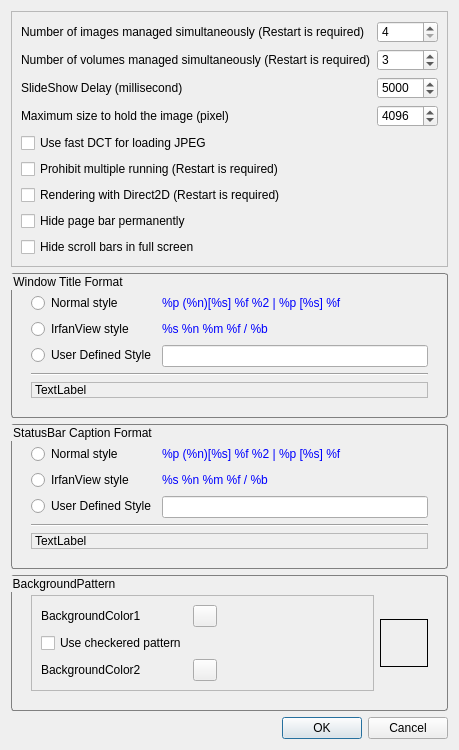
Above: QuickViewer/src/optionsdialog.ui from kanryu/quickviewer before the change. Below: the same form after it.
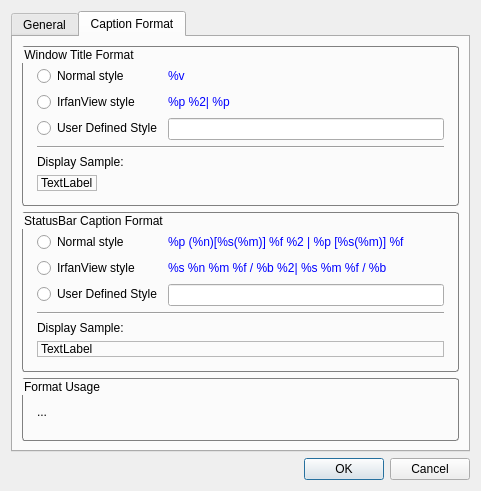
That is the form after the change.

Commit message:
support for changing text format, abolish a menu, 2 bugfixed
- support for changing text format  of title bar and status bar
- abolish 'Show full path of volume'
- bugfixed: There were cases where redrawing was not performed normally when the image was reduced or rotated
- bugfixed: Rotating the image by resizing by the CPU caused the wrong aspect ratio

Diff of the .ui file:
```diff
--- a/QuickViewer/src/optionsdialog.ui
+++ b/QuickViewer/src/optionsdialog.ui
@@ -6,8 +6,8 @@
    <rect>
     <x>0</x>
     <y>0</y>
-    <width>443</width>
-    <height>685</height>
+    <width>478</width>
+    <height>487</height>
    </rect>
   </property>
   <property name="windowTitle">
@@ -17,14 +17,24 @@
    <string notr="true">QGroupBox {
   border: 1px solid gray;
   border-radius: 3px;
-  padding: 10px;
+  padding: 10px 5px 5px 5px;
 }
 </string>
   </property>
   <property name="modal">
    <bool>true</bool>
   </property>
-  <layout class="QVBoxLayout" name="verticalLayout">
+  <layout class="QVBoxLayout" name="verticalLayout_4">
+   <item>
+    <widget class="QTabWidget" name="tabWidget">
+     <property name="currentIndex">
+      <number>1</number>
+     </property>
+     <widget class="QWidget" name="general">
+      <attribute name="title">
+       <string>General</string>
+      </attribute>
+      <layout class="QVBoxLayout" name="verticalLayout_3">
    <item>
     <widget class="QFrame" name="frame">
      <property name="sizePolicy">
@@ -201,11 +211,138 @@
     </widget>
    </item>
    <item>
+        <widget class="QGroupBox" name="groupBox">
+         <property name="sizePolicy">
+          <sizepolicy hsizetype="Preferred" vsizetype="Fixed">
+           <horstretch>0</horstretch>
+           <verstretch>0</verstretch>
+          </sizepolicy>
+         </property>
+         <property name="title">
+          <string extracomment="Title of frame to change background color or pattern">BackgroundPattern</string>
+         </property>
+         <layout class="QHBoxLayout" name="horizontalLayout">
+          <item>
+           <widget class="QFrame" name="frame_2">
+            <property name="frameShape">
+             <enum>QFrame::StyledPanel</enum>
+            </property>
+            <property name="frameShadow">
+             <enum>QFrame::Raised</enum>
+            </property>
+            <layout class="QFormLayout" name="formLayout">
+             <item row="0" column="0">
+              <widget class="QLabel" name="label_3">
+               <property name="sizePolicy">
+                <sizepolicy hsizetype="MinimumExpanding" vsizetype="Preferred">
+                 <horstretch>0</horstretch>
+                 <verstretch>0</verstretch>
+                </sizepolicy>
+               </property>
+               <property name="text">
+                <string>BackgroundColor1</string>
+               </property>
+              </widget>
+             </item>
+             <item row="0" column="1">
+              <widget class="QPushButton" name="btnColorSelect">
+               <property name="maximumSize">
+                <size>
+                 <width>24</width>
+                 <height>24</height>
+                </size>
+               </property>
+               <property name="text">
+                <string notr="true"/>
+               </property>
+               <property name="iconSize">
+                <size>
+                 <width>16</width>
+                 <height>16</height>
+                </size>
+               </property>
+              </widget>
+             </item>
+             <item row="1" column="0">
+              <widget class="QCheckBox" name="checkBoxCheckeredPattern">
+               <property name="text">
+                <string extracomment="Function to make the background of the application a pattern of chessboard">Use checkered pattern</string>
+               </property>
+              </widget>
+             </item>
+             <item row="2" column="0">
+              <widget class="QLabel" name="labelColor2">
+               <property name="text">
+                <string>BackgroundColor2</string>
+               </property>
+              </widget>
+             </item>
+             <item row="2" column="1">
+              <widget class="QPushButton" name="btnColorSelect2">
+               <property name="maximumSize">
+                <size>
+                 <width>24</width>
+                 <height>24</height>
+                </size>
+               </property>
+               <property name="text">
+                <string notr="true"/>
+               </property>
+               <property name="iconSize">
+                <size>
+                 <width>16</width>
+                 <height>16</height>
+                </size>
+               </property>
+              </widget>
+             </item>
+            </layout>
+           </widget>
+          </item>
+          <item>
+           <widget class="QLabel" name="labelBgSample">
+            <property name="minimumSize">
+             <size>
+              <width>48</width>
+              <height>48</height>
+             </size>
+            </property>
+            <property name="maximumSize">
+             <size>
+              <width>48</width>
+              <height>48</height>
+             </size>
+            </property>
+            <property name="frameShape">
+             <enum>QFrame::Box</enum>
+            </property>
+            <property name="text">
+             <string notr="true"/>
+            </property>
+           </widget>
+          </item>
+         </layout>
+        </widget>
+       </item>
+      </layout>
+     </widget>
+     <widget class="QWidget" name="CaptionFormat">
+      <attribute name="title">
+       <string>Caption Format</string>
+      </attribute>
+      <layout class="QVBoxLayout" name="verticalLayout">
+       <item>
     <widget class="QGroupBox" name="groupBox_3">
+         <property name="sizePolicy">
+          <sizepolicy hsizetype="Preferred" vsizetype="Minimum">
+           <horstretch>0</horstretch>
+           <verstretch>0</verstretch>
+          </sizepolicy>
+         </property>
      <property name="title">
       <string>Window Title Format</string>
      </property>
-     <layout class="QFormLayout" name="formLayout_4">
+         <layout class="QFormLayout" name="formLayout_3">
       <item row="0" column="0">
        <widget class="QRadioButton" name="radioButtonWindowTitleNormalStyle">
         <property name="text">
@@ -213,428 +350,6 @@
         </property>
        </widget>
       </item>
-      <item row="0" column="1">
-       <widget class="QLabel" name="label_8">
-        <property name="palette">
-         <palette>
-          <active>
-           <colorrole role="WindowText">
-            <brush brushstyle="SolidPattern">
-             <color alpha="255">
-              <red>0</red>
-              <green>0</green>
-              <blue>255</blue>
-             </color>
-            </brush>
-           </colorrole>
-           <colorrole role="Button">
-            <brush brushstyle="SolidPattern">
-             <color alpha="255">
-              <red>0</red>
-              <green>0</green>
-              <blue>255</blue>
-             </color>
-            </brush>
-           </colorrole>
-           <colorrole role="Light">
-            <brush brushstyle="SolidPattern">
-             <color alpha="255">
-              <red>127</red>
-              <green>127</green>
-              <blue>255</blue>
-             </color>
-            </brush>
-           </colorrole>
-           <colorrole role="Midlight">
-            <brush brushstyle="SolidPattern">
-             <color alpha="255">
-              <red>63</red>
-              <green>63</green>
-              <blue>255</blue>
-             </color>
-            </brush>
-           </colorrole>
-           <colorrole role="Dark">
-            <brush brushstyle="SolidPattern">
-             <color alpha="255">
-              <red>0</red>
-              <green>0</green>
-              <blue>127</blue>
-             </color>
-            </brush>
-           </colorrole>
-           <colorrole role="Mid">
-            <brush brushstyle="SolidPattern">
-             <color alpha="255">
-              <red>0</red>
-              <green>0</green>
-              <blue>170</blue>
-             </color>
-            </brush>
-           </colorrole>
-           <colorrole role="Text">
-            <brush brushstyle="SolidPattern">
-             <color alpha="255">
-              <red>0</red>
-              <green>0</green>
-              <blue>255</blue>
-             </color>
-            </brush>
-           </colorrole>
-           <colorrole role="BrightText">
-            <brush brushstyle="SolidPattern">
-             <color alpha="255">
-              <red>255</red>
-              <green>255</green>
-              <blue>255</blue>
-             </color>
-            </brush>
-           </colorrole>
-           <colorrole role="ButtonText">
-            <brush brushstyle="SolidPattern">
-             <color alpha="255">
-              <red>0</red>
-              <green>0</green>
-              <blue>0</blue>
-             </color>
-            </brush>
-           </colorrole>
-           <colorrole role="Base">
-            <brush brushstyle="SolidPattern">
-             <color alpha="255">
-              <red>255</red>
-              <green>255</green>
-              <blue>255</blue>
-             </color>
-            </brush>
-           </colorrole>
-           <colorrole role="Window">
-            <brush brushstyle="SolidPattern">
-             <color alpha="255">
-              <red>0</red>
-              <green>0</green>
-              <blue>255</blue>
-             </color>
-            </brush>
-           </colorrole>
-           <colorrole role="Shadow">
-            <brush brushstyle="SolidPattern">
-             <color alpha="255">
-              <red>0</red>
-              <green>0</green>
-              <blue>0</blue>
-             </color>
-            </brush>
-           </colorrole>
-           <colorrole role="AlternateBase">
-            <brush brushstyle="SolidPattern">
-             <color alpha="255">
-              <red>127</red>
-              <green>127</green>
-              <blue>255</blue>
-             </color>
-            </brush>
-           </colorrole>
-           <colorrole role="ToolTipBase">
-            <brush brushstyle="SolidPattern">
-             <color alpha="255">
-              <red>255</red>
-              <green>255</green>
-              <blue>220</blue>
-             </color>
-            </brush>
-           </colorrole>
-           <colorrole role="ToolTipText">
-            <brush brushstyle="SolidPattern">
-             <color alpha="255">
-              <red>0</red>
-              <green>0</green>
-              <blue>0</blue>
-             </color>
-            </brush>
-           </colorrole>
-          </active>
-          <inactive>
-           <colorrole role="WindowText">
-            <brush brushstyle="SolidPattern">
-             <color alpha="255">
-              <red>0</red>
-              <green>0</green>
-              <blue>255</blue>
-             </color>
-            </brush>
-           </colorrole>
-           <colorrole role="Button">
-            <brush brushstyle="SolidPattern">
-             <color alpha="255">
-              <red>0</red>
-              <green>0</green>
-              <blue>255</blue>
-             </color>
-            </brush>
-           </colorrole>
-           <colorrole role="Light">
-            <brush brushstyle="SolidPattern">
-             <color alpha="255">
-              <red>127</red>
-              <green>127</green>
-              <blue>255</blue>
-             </color>
-            </brush>
-           </colorrole>
-           <colorrole role="Midlight">
-            <brush brushstyle="SolidPattern">
-             <color alpha="255">
-              <red>63</red>
-              <green>63</green>
-              <blue>255</blue>
-             </color>
-            </brush>
-           </colorrole>
-           <colorrole role="Dark">
-            <brush brushstyle="SolidPattern">
-             <color alpha="255">
-              <red>0</red>
-              <green>0</green>
-              <blue>127</blue>
-             </color>
-            </brush>
-           </colorrole>
-           <colorrole role="Mid">
-            <brush brushstyle="SolidPattern">
-             <color alpha="255">
-              <red>0</red>
-              <green>0</green>
-              <blue>170</blue>
-             </color>
-            </brush>
-           </colorrole>
-           <colorrole role="Text">
-            <brush brushstyle="SolidPattern">
-             <color alpha="255">
-              <red>0</red>
-              <green>0</green>
-              <blue>255</blue>
-             </color>
-            </brush>
-           </colorrole>
-           <colorrole role="BrightText">
-            <brush brushstyle="SolidPattern">
-             <color alpha="255">
-              <red>255</red>
-              <green>255</green>
-              <blue>255</blue>
-             </color>
-            </brush>
-           </colorrole>
-           <colorrole role="ButtonText">
-            <brush brushstyle="SolidPattern">
-             <color alpha="255">
-              <red>0</red>
-              <green>0</green>
-              <blue>0</blue>
-             </color>
-            </brush>
-           </colorrole>
-           <colorrole role="Base">
-            <brush brushstyle="SolidPattern">
-             <color alpha="255">
-              <red>255</red>
-              <green>255</green>
-              <blue>255</blue>
-             </color>
-            </brush>
-           </colorrole>
-           <colorrole role="Window">
-            <brush brushstyle="SolidPattern">
-             <color alpha="255">
-              <red>0</red>
-              <green>0</green>
-              <blue>255</blue>
-             </color>
-            </brush>
-           </colorrole>
-           <colorrole role="Shadow">
-            <brush brushstyle="SolidPattern">
-             <color alpha="255">
-              <red>0</red>
-              <green>0</green>
-              <blue>0</blue>
-             </color>
-            </brush>
-           </colorrole>
-           <colorrole role="AlternateBase">
-            <brush brushstyle="SolidPattern">
-             <color alpha="255">
-              <red>127</red>
-              <green>127</green>
-              <blue>255</blue>
-             </color>
-            </brush>
-           </colorrole>
-           <colorrole role="ToolTipBase">
-            <brush brushstyle="SolidPattern">
-             <color alpha="255">
-              <red>255</red>
-              <green>255</green>
-              <blue>220</blue>
-             </color>
-            </brush>
-           </colorrole>
-           <colorrole role="ToolTipText">
-            <brush brushstyle="SolidPattern">
-             <color alpha="255">
-              <red>0</red>
-              <green>0</green>
-              <blue>0</blue>
-             </color>
-            </brush>
-           </colorrole>
-          </inactive>
-          <disabled>
-           <colorrole role="WindowText">
-            <brush brushstyle="SolidPattern">
-             <color alpha="255">
-              <red>0</red>
-              <green>0</green>
-              <blue>127</blue>
-             </color>
-            </brush>
-           </colorrole>
-           <colorrole role="Button">
-            <brush brushstyle="SolidPattern">
-             <color alpha="255">
-              <red>0</red>
-              <green>0</green>
-              <blue>255</blue>
-             </color>
-            </brush>
-           </colorrole>
-           <colorrole role="Light">
-            <brush brushstyle="SolidPattern">
-             <color alpha="255">
-              <red>127</red>
-              <green>127</green>
-              <blue>255</blue>
-             </color>
-            </brush>
-           </colorrole>
-           <colorrole role="Midlight">
-            <brush brushstyle="SolidPattern">
-             <color alpha="255">
-              <red>63</red>
-              <green>63</green>
-              <blue>255</blue>
-             </color>
-            </brush>
-           </colorrole>
-           <colorrole role="Dark">
-            <brush brushstyle="SolidPattern">
-             <color alpha="255">
-              <red>0</red>
-              <green>0</green>
-              <blue>127</blue>
-             </color>
-            </brush>
-           </colorrole>
-           <colorrole role="Mid">
-            <brush brushstyle="SolidPattern">
-             <color alpha="255">
-              <red>0</red>
-              <green>0</green>
-              <blue>170</blue>
-             </color>
-            </brush>
-           </colorrole>
-           <colorrole role="Text">
-            <brush brushstyle="SolidPattern">
-             <color alpha="255">
-              <red>0</red>
-              <green>0</green>
-              <blue>127</blue>
-             </color>
-            </brush>
-           </colorrole>
-           <colorrole role="BrightText">
-            <brush brushstyle="SolidPattern">
-             <color alpha="255">
-              <red>255</red>
-              <green>255</green>
-              <blue>255</blue>
-             </color>
-            </brush>
-           </colorrole>
-           <colorrole role="ButtonText">
-            <brush brushstyle="SolidPattern">
-             <color alpha="255">
-              <red>0</red>
-              <green>0</green>
-              <blue>127</blue>
-             </color>
-            </brush>
-           </colorrole>
-           <colorrole role="Base">
-            <brush brushstyle="SolidPattern">
-             <color alpha="255">
-              <red>0</red>
-              <green>0</green>
-              <blue>255</blue>
-             </color>
-            </brush>
-           </colorrole>
-           <colorrole role="Window">
-            <brush brushstyle="SolidPattern">
-             <color alpha="255">
-              <red>0</red>
-              <green>0</green>
-              <blue>255</blue>
-             </color>
-            </brush>
-           </colorrole>
-           <colorrole role="Shadow">
-            <brush brushstyle="SolidPattern">
-             <color alpha="255">
-              <red>0</red>
-              <green>0</green>
-              <blue>0</blue>
-             </color>
-            </brush>
-           </colorrole>
-           <colorrole role="AlternateBase">
-            <brush brushstyle="SolidPattern">
-             <color alpha="255">
-              <red>0</red>
-              <green>0</green>
-              <blue>255</blue>
-             </color>
-            </brush>
-           </colorrole>
-           <colorrole role="ToolTipBase">
-            <brush brushstyle="SolidPattern">
-             <color alpha="255">
-              <red>255</red>
-              <green>255</green>
-              <blue>220</blue>
-             </color>
-            </brush>
-           </colorrole>
-           <colorrole role="ToolTipText">
-            <brush brushstyle="SolidPattern">
-             <color alpha="255">
-              <red>0</red>
-              <green>0</green>
-              <blue>0</blue>
-             </color>
-            </brush>
-           </colorrole>
-          </disabled>
-         </palette>
-        </property>
-        <property name="text">
-         <string>%p (%n)[%s] %f %2 | %p [%s] %f</string>
-        </property>
-       </widget>
-      </item>
       <item row="1" column="0">
        <widget class="QRadioButton" name="radioButtonWindowTitleIrfanViewStyle">
         <property name="text">
@@ -1060,7 +775,7 @@
          </palette>
         </property>
         <property name="text">
-         <string>%s %n %m %f / %b</string>
+             <string notr="true">%p %2| %p</string>
         </property>
        </widget>
       </item>
@@ -1081,13 +796,442 @@
         </property>
        </widget>
       </item>
-      <item row="4" column="0" colspan="2">
+          <item row="4" column="0">
+           <widget class="QLabel" name="label_10">
+            <property name="text">
+             <string>Display Sample:</string>
+            </property>
+           </widget>
+          </item>
+          <item row="5" column="0">
        <widget class="QLabel" name="labelWindowTitleSample">
         <property name="frameShape">
          <enum>QFrame::StyledPanel</enum>
         </property>
         <property name="text">
-         <string>TextLabel</string>
+             <string notr="true">TextLabel</string>
+            </property>
+           </widget>
+          </item>
+          <item row="0" column="1">
+           <widget class="QLabel" name="label_8">
+            <property name="palette">
+             <palette>
+              <active>
+               <colorrole role="WindowText">
+                <brush brushstyle="SolidPattern">
+                 <color alpha="255">
+                  <red>0</red>
+                  <green>0</green>
+                  <blue>255</blue>
+                 </color>
+                </brush>
+               </colorrole>
+               <colorrole role="Button">
+                <brush brushstyle="SolidPattern">
+                 <color alpha="255">
+                  <red>0</red>
+                  <green>0</green>
+                  <blue>255</blue>
+                 </color>
+                </brush>
+               </colorrole>
+               <colorrole role="Light">
+                <brush brushstyle="SolidPattern">
+                 <color alpha="255">
+                  <red>127</red>
+                  <green>127</green>
+                  <blue>255</blue>
+                 </color>
+                </brush>
+               </colorrole>
+               <colorrole role="Midlight">
+                <brush brushstyle="SolidPattern">
+                 <color alpha="255">
+                  <red>63</red>
+                  <green>63</green>
+                  <blue>255</blue>
+                 </color>
+                </brush>
+               </colorrole>
+               <colorrole role="Dark">
+                <brush brushstyle="SolidPattern">
+                 <color alpha="255">
+                  <red>0</red>
+                  <green>0</green>
+                  <blue>127</blue>
+                 </color>
+                </brush>
+               </colorrole>
+               <colorrole role="Mid">
+                <brush brushstyle="SolidPattern">
+                 <color alpha="255">
+                  <red>0</red>
+                  <green>0</green>
+                  <blue>170</blue>
+                 </color>
+                </brush>
+               </colorrole>
+               <colorrole role="Text">
+                <brush brushstyle="SolidPattern">
+                 <color alpha="255">
+                  <red>0</red>
+                  <green>0</green>
+                  <blue>255</blue>
+                 </color>
+                </brush>
+               </colorrole>
+               <colorrole role="BrightText">
+                <brush brushstyle="SolidPattern">
+                 <color alpha="255">
+                  <red>255</red>
+                  <green>255</green>
+                  <blue>255</blue>
+                 </color>
+                </brush>
+               </colorrole>
+               <colorrole role="ButtonText">
+                <brush brushstyle="SolidPattern">
+                 <color alpha="255">
+                  <red>0</red>
+                  <green>0</green>
+                  <blue>0</blue>
+                 </color>
+                </brush>
+               </colorrole>
+               <colorrole role="Base">
+                <brush brushstyle="SolidPattern">
+                 <color alpha="255">
+                  <red>255</red>
+                  <green>255</green>
+                  <blue>255</blue>
+                 </color>
+                </brush>
+               </colorrole>
+               <colorrole role="Window">
+                <brush brushstyle="SolidPattern">
+                 <color alpha="255">
+                  <red>0</red>
+                  <green>0</green>
+                  <blue>255</blue>
+                 </color>
+                </brush>
+               </colorrole>
+               <colorrole role="Shadow">
+                <brush brushstyle="SolidPattern">
+                 <color alpha="255">
+                  <red>0</red>
+                  <green>0</green>
+                  <blue>0</blue>
+                 </color>
+                </brush>
+               </colorrole>
+               <colorrole role="AlternateBase">
+                <brush brushstyle="SolidPattern">
+                 <color alpha="255">
+                  <red>127</red>
+                  <green>127</green>
+                  <blue>255</blue>
+                 </color>
+                </brush>
+               </colorrole>
+               <colorrole role="ToolTipBase">
+                <brush brushstyle="SolidPattern">
+                 <color alpha="255">
+                  <red>255</red>
+                  <green>255</green>
+                  <blue>220</blue>
+                 </color>
+                </brush>
+               </colorrole>
+               <colorrole role="ToolTipText">
+                <brush brushstyle="SolidPattern">
+                 <color alpha="255">
+                  <red>0</red>
+                  <green>0</green>
+                  <blue>0</blue>
+                 </color>
+                </brush>
+               </colorrole>
+              </active>
+              <inactive>
+               <colorrole role="WindowText">
+                <brush brushstyle="SolidPattern">
+                 <color alpha="255">
+                  <red>0</red>
+                  <green>0</green>
+                  <blue>255</blue>
+                 </color>
+                </brush>
+               </colorrole>
+               <colorrole role="Button">
+                <brush brushstyle="SolidPattern">
+                 <color alpha="255">
+                  <red>0</red>
+                  <green>0</green>
+                  <blue>255</blue>
+                 </color>
+                </brush>
+               </colorrole>
+               <colorrole role="Light">
+                <brush brushstyle="SolidPattern">
+                 <color alpha="255">
+                  <red>127</red>
+                  <green>127</green>
+                  <blue>255</blue>
+                 </color>
+                </brush>
+               </colorrole>
+               <colorrole role="Midlight">
+                <brush brushstyle="SolidPattern">
+                 <color alpha="255">
+                  <red>63</red>
+                  <green>63</green>
+                  <blue>255</blue>
+                 </color>
+                </brush>
+               </colorrole>
+               <colorrole role="Dark">
+                <brush brushstyle="SolidPattern">
+                 <color alpha="255">
+                  <red>0</red>
+                  <green>0</green>
+                  <blue>127</blue>
+                 </color>
+                </brush>
+               </colorrole>
+               <colorrole role="Mid">
+                <brush brushstyle="SolidPattern">
+                 <color alpha="255">
+                  <red>0</red>
+                  <green>0</green>
+                  <blue>170</blue>
+                 </color>
+                </brush>
+               </colorrole>
+               <colorrole role="Text">
+                <brush brushstyle="SolidPattern">
+                 <color alpha="255">
+                  <red>0</red>
+                  <green>0</green>
+                  <blue>255</blue>
+                 </color>
+                </brush>
+               </colorrole>
+               <colorrole role="BrightText">
+                <brush brushstyle="SolidPattern">
+                 <color alpha="255">
+                  <red>255</red>
+                  <green>255</green>
+                  <blue>255</blue>
+                 </color>
+                </brush>
+               </colorrole>
+               <colorrole role="ButtonText">
+                <brush brushstyle="SolidPattern">
+                 <color alpha="255">
+                  <red>0</red>
+                  <green>0</green>
+                  <blue>0</blue>
+                 </color>
+                </brush>
+               </colorrole>
+               <colorrole role="Base">
+                <brush brushstyle="SolidPattern">
+                 <color alpha="255">
+                  <red>255</red>
+                  <green>255</green>
+                  <blue>255</blue>
+                 </color>
+                </brush>
+               </colorrole>
+               <colorrole role="Window">
+                <brush brushstyle="SolidPattern">
+                 <color alpha="255">
+                  <red>0</red>
+                  <green>0</green>
+                  <blue>255</blue>
+                 </color>
+                </brush>
+               </colorrole>
+               <colorrole role="Shadow">
+                <brush brushstyle="SolidPattern">
+                 <color alpha="255">
+                  <red>0</red>
+                  <green>0</green>
+                  <blue>0</blue>
+                 </color>
+                </brush>
+               </colorrole>
+               <colorrole role="AlternateBase">
+                <brush brushstyle="SolidPattern">
+                 <color alpha="255">
+                  <red>127</red>
+                  <green>127</green>
+                  <blue>255</blue>
+                 </color>
+                </brush>
+               </colorrole>
+               <colorrole role="ToolTipBase">
+                <brush brushstyle="SolidPattern">
+                 <color alpha="255">
+                  <red>255</red>
+                  <green>255</green>
+                  <blue>220</blue>
+                 </color>
+                </brush>
+               </colorrole>
+               <colorrole role="ToolTipText">
+                <brush brushstyle="SolidPattern">
+                 <color alpha="255">
+                  <red>0</red>
+                  <green>0</green>
+                  <blue>0</blue>
+                 </color>
+                </brush>
+               </colorrole>
+              </inactive>
+              <disabled>
+               <colorrole role="WindowText">
+                <brush brushstyle="SolidPattern">
+                 <color alpha="255">
+                  <red>0</red>
+                  <green>0</green>
+                  <blue>127</blue>
+                 </color>
+                </brush>
+               </colorrole>
+               <colorrole role="Button">
+                <brush brushstyle="SolidPattern">
+                 <color alpha="255">
+                  <red>0</red>
+                  <green>0</green>
+                  <blue>255</blue>
+                 </color>
+                </brush>
+               </colorrole>
+               <colorrole role="Light">
+                <brush brushstyle="SolidPattern">
+                 <color alpha="255">
+                  <red>127</red>
+                  <green>127</green>
+                  <blue>255</blue>
+                 </color>
+                </brush>
+               </colorrole>
+               <colorrole role="Midlight">
+                <brush brushstyle="SolidPattern">
+                 <color alpha="255">
+                  <red>63</red>
+                  <green>63</green>
+                  <blue>255</blue>
+                 </color>
+                </brush>
+               </colorrole>
+               <colorrole role="Dark">
+                <brush brushstyle="SolidPattern">
+                 <color alpha="255">
+                  <red>0</red>
+                  <green>0</green>
+                  <blue>127</blue>
+                 </color>
+                </brush>
+               </colorrole>
+               <colorrole role="Mid">
+                <brush brushstyle="SolidPattern">
+                 <color alpha="255">
+                  <red>0</red>
+                  <green>0</green>
+                  <blue>170</blue>
+                 </color>
+                </brush>
+               </colorrole>
+               <colorrole role="Text">
+                <brush brushstyle="SolidPattern">
+                 <color alpha="255">
+                  <red>0</red>
+                  <green>0</green>
+                  <blue>127</blue>
+                 </color>
+                </brush>
+               </colorrole>
+               <colorrole role="BrightText">
+                <brush brushstyle="SolidPattern">
+                 <color alpha="255">
+                  <red>255</red>
+                  <green>255</green>
+                  <blue>255</blue>
+                 </color>
+                </brush>
+               </colorrole>
+               <colorrole role="ButtonText">
+                <brush brushstyle="SolidPattern">
+                 <color alpha="255">
+                  <red>0</red>
+                  <green>0</green>
+                  <blue>127</blue>
+                 </color>
+                </brush>
+               </colorrole>
+               <colorrole role="Base">
+                <brush brushstyle="SolidPattern">
+                 <color alpha="255">
+                  <red>0</red>
+                  <green>0</green>
+                  <blue>255</blue>
+                 </color>
+                </brush>
+               </colorrole>
+               <colorrole role="Window">
+                <brush brushstyle="SolidPattern">
+                 <color alpha="255">
+                  <red>0</red>
+                  <green>0</green>
+                  <blue>255</blue>
+                 </color>
+                </brush>
+               </colorrole>
+               <colorrole role="Shadow">
+                <brush brushstyle="SolidPattern">
+                 <color alpha="255">
+                  <red>0</red>
+                  <green>0</green>
+                  <blue>0</blue>
+                 </color>
+                </brush>
+               </colorrole>
+               <colorrole role="AlternateBase">
+                <brush brushstyle="SolidPattern">
+                 <color alpha="255">
+                  <red>0</red>
+                  <green>0</green>
+                  <blue>255</blue>
+                 </color>
+                </brush>
+               </colorrole>
+               <colorrole role="ToolTipBase">
+                <brush brushstyle="SolidPattern">
+                 <color alpha="255">
+                  <red>255</red>
+                  <green>255</green>
+                  <blue>220</blue>
+                 </color>
+                </brush>
+               </colorrole>
+               <colorrole role="ToolTipText">
+                <brush brushstyle="SolidPattern">
+                 <color alpha="255">
+                  <red>0</red>
+                  <green>0</green>
+                  <blue>0</blue>
+                 </color>
+                </brush>
+               </colorrole>
+              </disabled>
+             </palette>
+            </property>
+            <property name="text">
+             <string notr="true">%v</string>
         </property>
        </widget>
       </item>
@@ -1096,10 +1240,16 @@
    </item>
    <item>
     <widget class="QGroupBox" name="groupBox_2">
+         <property name="sizePolicy">
+          <sizepolicy hsizetype="Preferred" vsizetype="Minimum">
+           <horstretch>0</horstretch>
+           <verstretch>0</verstretch>
+          </sizepolicy>
+         </property>
      <property name="title">
       <string>StatusBar Caption Format</string>
      </property>
-     <layout class="QFormLayout" name="formLayout_3">
+         <layout class="QFormLayout" name="formLayout_4">
       <item row="0" column="0">
        <widget class="QRadioButton" name="radioButtonStatusBarNormalStyle">
         <property name="text">
@@ -1525,7 +1675,7 @@
          </palette>
         </property>
         <property name="text">
-         <string>%p (%n)[%s] %f %2 | %p [%s] %f</string>
+             <string notr="true">%p (%n)[%s(%m)] %f %2 | %p [%s(%m)] %f</string>
         </property>
        </widget>
       </item>
@@ -1954,7 +2104,7 @@
          </palette>
         </property>
         <property name="text">
-         <string>%s %n %m %f / %b</string>
+             <string notr="true">%s %n %m %f / %b %2| %s %m %f / %b</string>
         </property>
        </widget>
       </item>
@@ -1975,7 +2125,14 @@
         </property>
        </widget>
       </item>
-      <item row="4" column="0" colspan="2">
+          <item row="4" column="0">
+           <widget class="QLabel" name="label_11">
+            <property name="text">
+             <string>Display Sample:</string>
+            </property>
+           </widget>
+          </item>
+          <item row="5" column="0" colspan="2">
        <widget class="QLabel" name="labelStatusBarSample">
         <property name="frameShape">
          <enum>QFrame::StyledPanel</enum>
@@ -1989,111 +2146,26 @@
     </widget>
    </item>
    <item>
-    <widget class="QGroupBox" name="groupBox">
+        <widget class="QGroupBox" name="groupBox_4">
      <property name="title">
-      <string extracomment="Title of frame to change background color or pattern">BackgroundPattern</string>
-     </property>
-     <layout class="QHBoxLayout" name="horizontalLayout">
+          <string>Format Usage</string>
+         </property>
+         <layout class="QVBoxLayout" name="verticalLayout_2">
       <item>
-       <widget class="QFrame" name="frame_2">
-        <property name="frameShape">
-         <enum>QFrame::StyledPanel</enum>
-        </property>
-        <property name="frameShadow">
-         <enum>QFrame::Raised</enum>
-        </property>
-        <layout class="QFormLayout" name="formLayout">
-         <item row="0" column="0">
-          <widget class="QLabel" name="label_3">
-           <property name="sizePolicy">
-            <sizepolicy hsizetype="MinimumExpanding" vsizetype="Preferred">
-             <horstretch>0</horstretch>
-             <verstretch>0</verstretch>
-            </sizepolicy>
-           </property>
+           <widget class="QLabel" name="labelFormatUsage">
            <property name="text">
-            <string>BackgroundColor1</string>
-           </property>
-          </widget>
-         </item>
-         <item row="0" column="1">
-          <widget class="QPushButton" name="btnColorSelect">
-           <property name="maximumSize">
-            <size>
-             <width>24</width>
-             <height>24</height>
-            </size>
-           </property>
-           <property name="text">
-            <string notr="true"/>
-           </property>
-           <property name="iconSize">
-            <size>
-             <width>16</width>
-             <height>16</height>
-            </size>
-           </property>
-          </widget>
-         </item>
-         <item row="1" column="0">
-          <widget class="QCheckBox" name="checkBoxCheckeredPattern">
-           <property name="text">
-            <string extracomment="Function to make the background of the application a pattern of chessboard">Use checkered pattern</string>
-           </property>
-          </widget>
-         </item>
-         <item row="2" column="0">
-          <widget class="QLabel" name="labelColor2">
-           <property name="text">
-            <string>BackgroundColor2</string>
-           </property>
-          </widget>
-         </item>
-         <item row="2" column="1">
-          <widget class="QPushButton" name="btnColorSelect2">
-           <property name="maximumSize">
-            <size>
-             <width>24</width>
-             <height>24</height>
-            </size>
-           </property>
-           <property name="text">
-            <string notr="true"/>
-           </property>
-           <property name="iconSize">
-            <size>
-             <width>16</width>
-             <height>16</height>
-            </size>
-           </property>
-          </widget>
-         </item>
+             <string notr="true">...</string>
+            </property>
+            <property name="textFormat">
+             <enum>Qt::RichText</enum>
+            </property>
+           </widget>
+          </item>
         </layout>
        </widget>
       </item>
-      <item>
-       <widget class="QLabel" name="labelBgSample">
-        <property name="minimumSize">
-         <size>
-          <width>48</width>
-          <height>48</height>
-         </size>
-        </property>
-        <property name="maximumSize">
-         <size>
-          <width>48</width>
-          <height>48</height>
-         </size>
-        </property>
-        <property name="frameShape">
-         <enum>QFrame::Box</enum>
-        </property>
-        <property name="text">
-         <string notr="true"/>
-        </property>
-       </widget>
-      </item>
-     </layout>
+      </layout>
+     </widget>
     </widget>
    </item>
    <item>
```
Left out of the diff: 134 changed lines with no effect on the pictures. Lines whose indentation alone changed are shown as unchanged. The commit also changes 24 other files.
